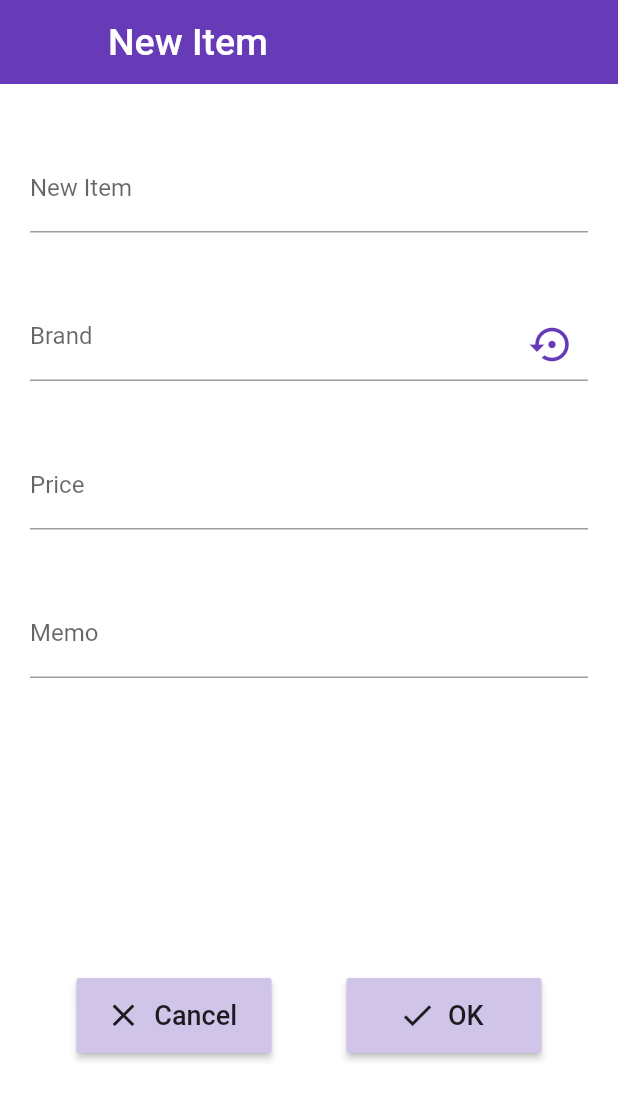
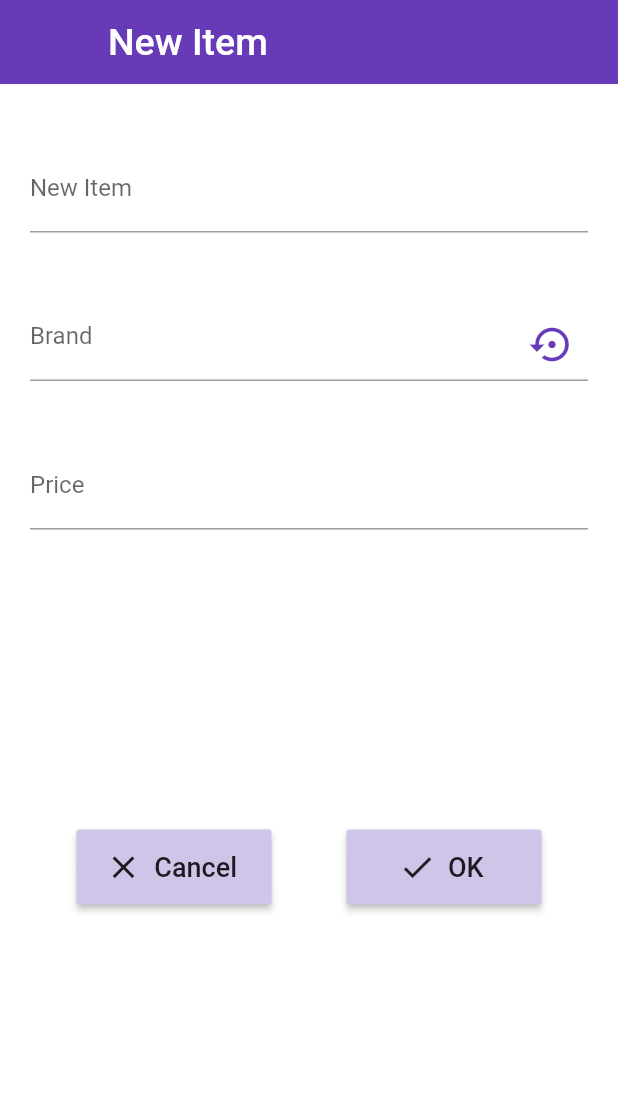
Before and after one commit to ogapy/ToBuyApp, a Flutter app: the NewItemScreen screen opened directly, on a phone screen of 412 x 824 dp. Shown: the top 1100 px of the screen. Run offline on Flutter 3.47's test engine with Material 2 defaults, Android fonts, the phone set to English and light mode, and no system bars; our stand-ins replace flutter_slidable, implicitly_animated_reorderable_list.

Commit message:
Delete memo system

```diff
--- a/lib/item.dart
+++ b/lib/item.dart
@@ -3,7 +3,6 @@ class Item {
   final String brand;
   final int price;
   final int key;
-  final String memo;
 //  final String created_time;
 //  final String item_url;
 
@@ -12,7 +11,6 @@ class Item {
     this.brand,
     this.price,
     this.key,
-    this.memo,
   });
 }
 
@@ -22,7 +20,6 @@ List<Item> items = [
     brand: 'AURALEE',
     price: 17600,
     key: 0,
-    memo: 'hogehogehogehoge',
 //    created_time: '2020/08/29',
 //    item_url: 'https://www.arknets.co.jp/g/gA20AP02NU3kha-gry/',
   ),
@@ -31,13 +28,11 @@ List<Item> items = [
     brand: 'BASIS BROEK',
     price: 10000,
     key: 1,
-      memo: 'fugafugafugafugafugafuga'
 //    created_time: '2020/08/29',
 //    item_url: 'http://lantikimarket.com/?pid=149948364',
   ),
   Item(
     name: 'always pants', brand: 'ka na ta', price: 29700, key: 2,
-    memo: 'hogehogehogehoge',
 //    created_time: '2020/08/29',
 //    item_url: 'http://dearjoze.shop-pro.jp/?pid=153277856',
   ),
@@ -46,12 +41,11 @@ List<Item> items = [
     brand: 'COLINA',
     price: 17600,
     key: 3,
-      memo: 'fugafugafugafugafugafuga'
 //    created_time: '2020/09/01',
 //    item_url: 'https://www.choose-g.jp/204cs06/',
   ),
   Item(
-    name: 'ニット', brand: 'yoke', price: 46200, key: 4, memo: 'hogehogehogehoge',
+    name: 'ニット', brand: 'yoke', price: 46200, key: 4,
 //    created_time: '2020/09/01',
 //    item_url: 'https://www.acrmtsm.jp/products/detail/5378/',
   ),
--- a/lib/screen/new_item_screen.dart
+++ b/lib/screen/new_item_screen.dart
@@ -10,10 +10,13 @@ class _NewItemScreenState extends State<NewItemScreen> {
   final _nameController = TextEditingController();
   final _brandController = TextEditingController();
   final _priceController = TextEditingController();
-  final _memoController = TextEditingController();
 
-  Item _addItem(String name, String brand, int price, String memo) {
-    return Item(name: name, brand: brand, price: price, memo: memo);
+  Item _addItem(String name, String brand, int price) {
+    return Item(
+      name: name,
+      brand: brand,
+      price: price,
+    );
   }
 
   @override
@@ -21,7 +24,6 @@ class _NewItemScreenState extends State<NewItemScreen> {
     _nameController.dispose();
     _brandController.dispose();
     _priceController.dispose();
-    _memoController.dispose();
     super.dispose();
   }
 
@@ -102,21 +104,7 @@ class _NewItemScreenState extends State<NewItemScreen> {
                   ),
                 ),
               ),
-              Padding(
-                padding: const EdgeInsets.only(
-                  top: 40.0,
-                  left: 20.0,
-                  right: 20.0,
-                ),
-                child: TextField(
-                  keyboardType: TextInputType.multiline,
-                  maxLines: null,
-                  decoration: InputDecoration(
-//                hintText: 'New Item',
-                    labelText: 'Memo',
-                  ),
-                ),
-              ),
+
               Padding(
                 padding: const EdgeInsets.only(top: 200.0),
                 child: Row(
@@ -154,7 +142,6 @@ class _NewItemScreenState extends State<NewItemScreen> {
                             _nameController.text,
                             _brandController.text,
                             int.parse(_priceController.text),
-                            _memoController.text,
                           );
 
                           _nameController.clear();
```
Also changed, not shown: lib/screen/to_buy_screen.dart (+6 -3 lines). Lines whose indentation alone changed are shown as unchanged.
